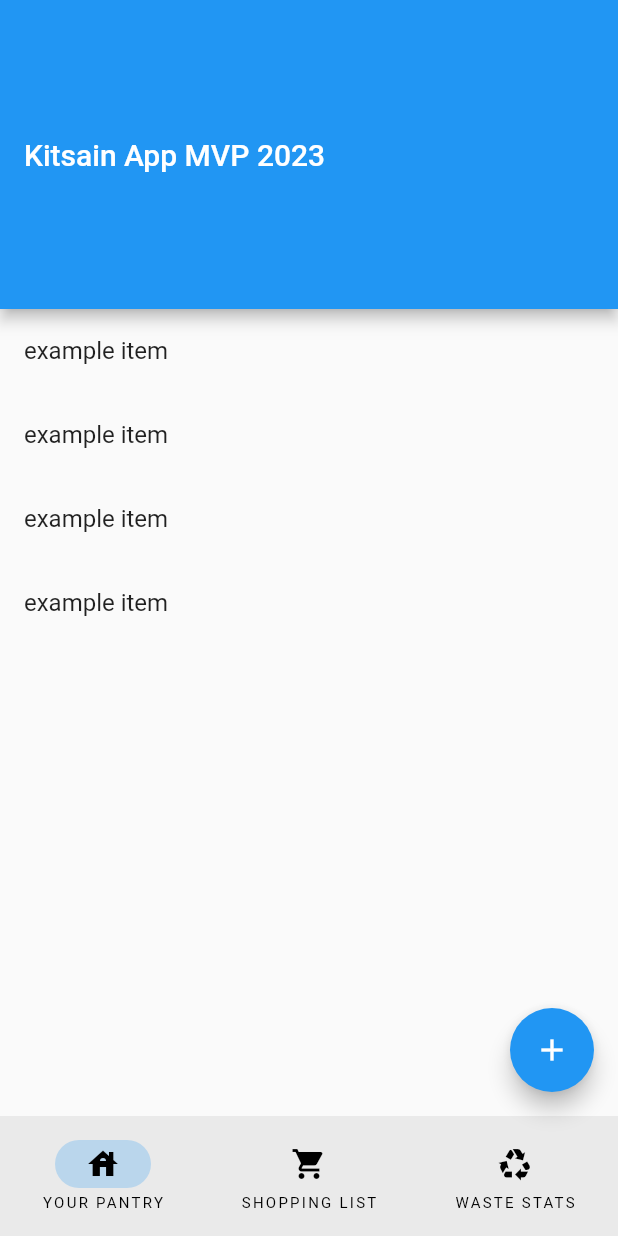
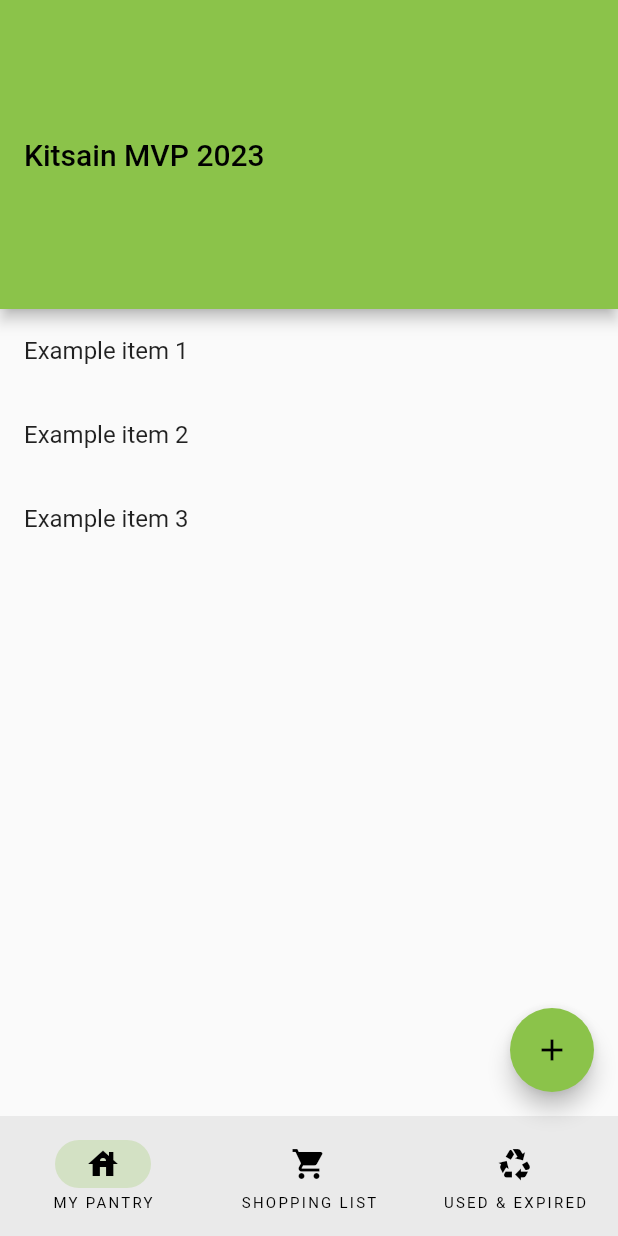
Before and after one commit to kitsain/Kitsain-Frontend-Spring2023, a Flutter app: the screen it shows after launch, on a phone screen of 412 x 824 dp. Run offline on Flutter 3.47's test engine with Material 2 defaults, Android fonts, the light colour scheme and no system bars; missing offline and left inert: simple_barcode_scanner.

Commit message:
KS-19 - Implement Drag and drop feature between different navigation bar items
CHANGES:
- Added initial implementation for dragging
- Changed file and directory names to be in accordance with the style guide: https://dart.dev/guides/language/effective-dart/style
- Changed some file/class/menu names to match the current UI sketches
- Changed main color from blue to green

```diff
--- a/lib/main.dart
+++ b/lib/main.dart
@@ -1,5 +1,9 @@
 import 'package:flutter/material.dart';
-import 'package:kitsain_frontend_spring2023/views/addNewItemForm.dart';
+import 'package:kitsain_frontend_spring2023/views/add_new_item_form.dart';
+import 'package:kitsain_frontend_spring2023/views/main_menu_pages/my_pantry.dart';
+import 'package:kitsain_frontend_spring2023/views/main_menu_pages/shopping_list.dart';
+import 'package:kitsain_frontend_spring2023/views/main_menu_pages/used_and_expired.dart';
+
 
 void main() {
   runApp(const MyApp());
@@ -8,68 +12,33 @@ void main() {
 class MyApp extends StatelessWidget {
   const MyApp({super.key});
 
-  // This widget is the root of your application.
   @override
   Widget build(BuildContext context) {
     return MaterialApp(
-      title: 'Flutter Demo',
+      title: 'Kitsain 2023 MVP',
       theme: ThemeData(
-        // This is the theme of your application.
-        //
-        // Try running your application with "flutter run". You'll see the
-        // application has a blue toolbar. Then, without quitting the app, try
-        // changing the primarySwatch below to Colors.green and then invoke
-        // "hot reload" (press "r" in the console where you ran "flutter run",
-        // or simply save your changes to "hot reload" in a Flutter IDE).
-        // Notice that the counter didn't reset back to zero; the application
-        // is not restarted.
-        primarySwatch: Colors.blue,
+        primarySwatch: Colors.lightGreen,
       ),
-      home: const MyHomePage(title: 'Kitsain App MVP 2023'),
+      home: const HomePage(title: 'Kitsain MVP 2023'),
     );
   }
 }
 
-class MyHomePage extends StatefulWidget {
-  const MyHomePage({super.key, required this.title});
 
-  // This widget is the home page of your application. It is stateful, meaning
-  // that it has a State object (defined below) that contains fields that affect
-  // how it looks.
-
-  // This class is the configuration for the state. It holds the values (in this
-  // case the title) provided by the parent (in this case the App widget) and
-  // used by the build method of the State. Fields in a Widget subclass are
-  // always marked "final".
-
+class HomePage extends StatefulWidget {
+  const HomePage({super.key, required this.title});
   final String title;
 
   @override
-  State<MyHomePage> createState() => _MyHomePageState();
+  State<HomePage> createState() => _HomePageState();
 }
 
-class _MyHomePageState extends State<MyHomePage> {
+class _HomePageState extends State<HomePage> {
   int _navigationMenuIndex = 0;
   final _pages = [
-    ListView(
-        children: const <Widget>[
-          ListTile(
-            title: Text('example item'),
-          ),
-          ListTile(
-            title: Text('example item'),
-          ),
-          ListTile(
-            title: Text('example item'),
-          ),
-          ListTile(
-            title: Text('example item'),
-          )
-        ]
-    ),
-    ListView(children: const <Widget>[]),
-    ListView(children: const <Widget>[]),
-    ListView(children: const <Widget>[]),
+    MyPantry(),
+    ShoppingList(),
+    UsedAndExpired(),
   ];
 
   void _navMenuItemSelected(int index) {
@@ -84,21 +53,13 @@ class _MyHomePageState extends State<MyHomePage> {
         builder: (BuildContext context) {
           return NewItemForm();
         }
-        );
+    );
   }
 
   @override
   Widget build(BuildContext context) {
-    // This method is rerun every time setState is called, for instance as done
-    // by the _incrementCounter method above.
-    //
-    // The Flutter framework has been optimized to make rerunning build methods
-    // fast, so that you can just rebuild anything that needs updating rather
-    // than having to individually change instances of widgets.
     return Scaffold(
       appBar: AppBar(
-        // Here we take the value from the MyHomePage object that was created by
-        // the App.build method, and use it to set our appbar title.
         title: Text(widget.title),
         toolbarHeight: MediaQuery.of(context).size.height * 0.25,
       ),
@@ -113,16 +74,52 @@ class _MyHomePageState extends State<MyHomePage> {
       bottomNavigationBar: NavigationBar(
         selectedIndex: _navigationMenuIndex,
         onDestinationSelected: (index) => _navMenuItemSelected(index),
-        destinations: const [
-          NavigationDestination(
-              icon: Icon(Icons.house),
-              label: 'YOUR PANTRY'),
-          NavigationDestination(
-              icon: Icon(Icons.shopping_cart),
-              label: 'SHOPPING LIST'),
-          NavigationDestination(
-              icon: Icon(Icons.recycling),
-              label: 'WASTE STATS')
+        destinations: [
+          DragTarget(
+            builder: (
+                BuildContext context,
+                List<dynamic> accepted,
+                List<dynamic> rejected,
+                ) {
+              return const NavigationDestination(
+                  icon: Icon(Icons.house),
+                  label: 'MY PANTRY');
+            },
+            onMove: (details) {
+              _navigationMenuIndex = 0;
+              _navMenuItemSelected(0);
+            },
+          ),
+          DragTarget(
+            builder: (
+                BuildContext context,
+                List<dynamic> accepted,
+                List<dynamic> rejected,
+                ) {
+              return const NavigationDestination(
+                  icon: Icon(Icons.shopping_cart),
+                  label: 'SHOPPING LIST');
+            },
+            onMove: (details) {
+                _navigationMenuIndex = 1;
+                _navMenuItemSelected(1);
+            },
+          ),
+          DragTarget(
+            builder: (
+                BuildContext context,
+                List<dynamic> accepted,
+                List<dynamic> rejected,
+                ) {
+              return const NavigationDestination(
+                  icon: Icon(Icons.recycling),
+                  label: 'USED & EXPIRED');
+            },
+            onMove: (details) {
+              _navigationMenuIndex = 2;
+              _navMenuItemSelected(2);
+            },
+          ),
         ],
       ),
     );
--- /dev/null
+++ b/lib/views/main_menu_pages/my_pantry.dart
@@ -0,0 +1,68 @@
+import 'package:flutter/material.dart';
+
+class MyPantry extends StatefulWidget {
+  const MyPantry({super.key});
+
+  @override
+  State<MyPantry> createState() => _MyPantryState();
+}
+
+class _MyPantryState extends State<MyPantry> {
+  @override
+  Widget build(BuildContext context) {
+    return Scaffold(
+      body: ListView(
+          children: <Widget>[
+            Draggable<String>(
+              data: 'Example item 1',
+              feedback: Material(
+                child: Container(
+                  width: MediaQuery.of(context).size.width * 0.75,
+                  height: MediaQuery.of(context).size.height * 0.10,
+                  child: ListTile(
+                    tileColor: Colors.lightGreen,
+                    title: Text('Example item 1 - currently being dragged'),
+                  ),
+                ),
+              ),
+              child: ListTile(
+                title: Text('Example item 1'),
+              ),
+            ),
+            Draggable<String>(
+              data: 'Example item 2',
+              feedback: Material(
+                child: Container(
+                  width: MediaQuery.of(context).size.width * 0.75,
+                  height: MediaQuery.of(context).size.height * 0.10,
+                  child: ListTile(
+                    tileColor: Colors.lightGreen,
+                    title: Text('Example item 2 - currently being dragged'),
+                  ),
+                ),
+              ),
+              child: ListTile(
+                title: Text('Example item 2'),
+              ),
+            ),
+            Draggable<String>(
+              data: 'Example item 3',
+              feedback: Material(
+                child: Container(
+                  width: MediaQuery.of(context).size.width * 0.75,
+                  height: MediaQuery.of(context).size.height * 0.10,
+                  child: ListTile(
+                    tileColor: Colors.lightGreen,
+                    title: Text('Example item 3 - currently being dragged'),
+                  ),
+                ),
+              ),
+              child: ListTile(
+                title: Text('Example item 3'),
+              ),
+            ),
+          ]
+      ),
+    );
+  }
+}
```
Also changed, not shown: lib/views/main_menu_pages/shopping_list.dart (added, +43 -0 lines), lib/views/main_menu_pages/used_and_expired.dart (added, +43 -0 lines), lib/views/add_new_item_form.dart (renamed from lib/views/addNewItemForm.dart).
